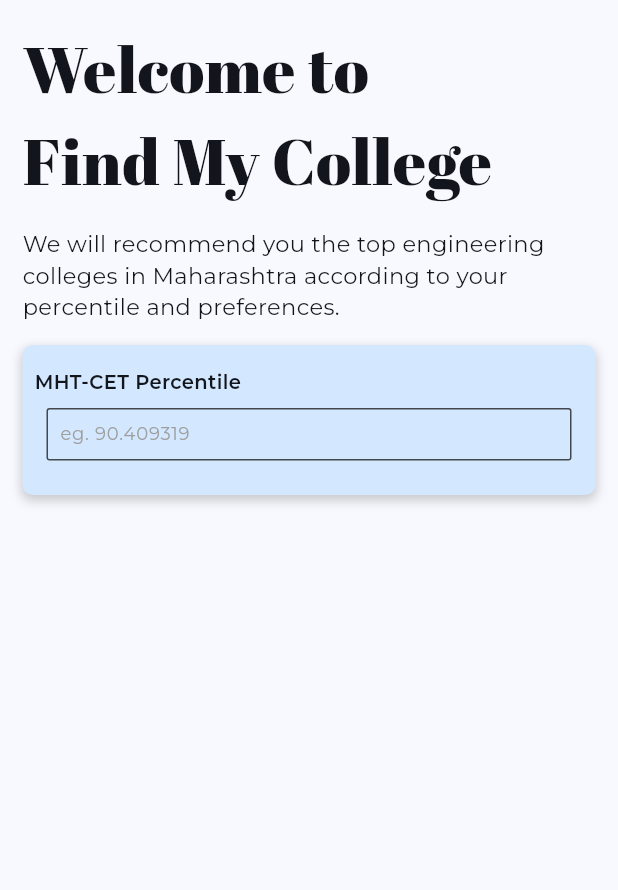
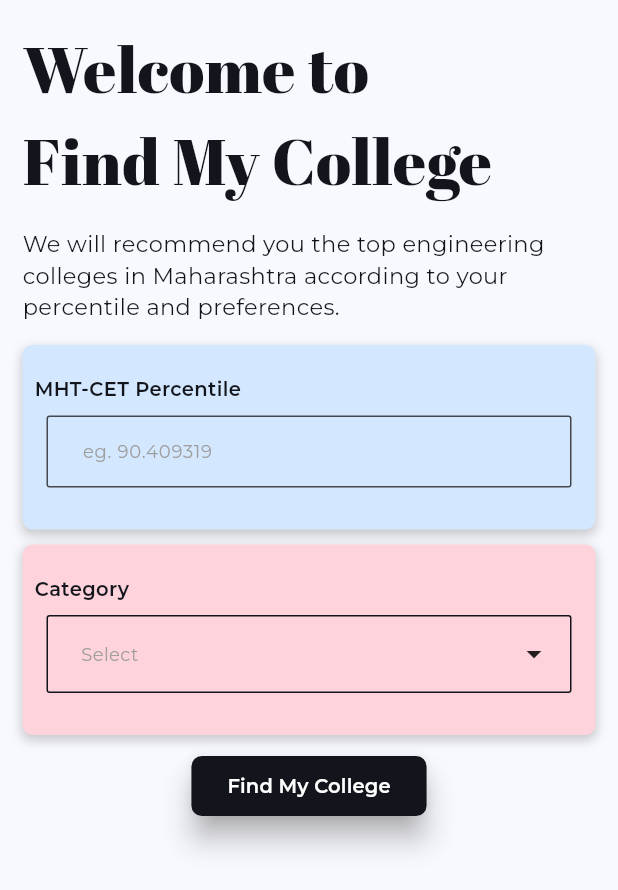
Before and after one commit to mridularaul/Find-My-College, a Flutter app: the screen it shows after launch, on a phone screen of 412 x 824 dp. Shown: the top 890 px of the screen. Run offline on Flutter 3.47's test engine with Material 3 defaults, Android fonts, the phone set to English and light mode, and no system bars; drawn by our look-alikes of multi_dropdown.

Commit message:
dropdown added

```diff
--- a/lib/constants.dart
+++ b/lib/constants.dart
@@ -22,7 +22,7 @@ const kTextFieldDecoration = InputDecoration(
   fillColor: Colors.transparent,
   contentPadding: EdgeInsets.symmetric(vertical: 5.0, horizontal: 5.0),
   border: OutlineInputBorder(
-    borderSide: BorderSide(color: darkBlue, width: 2.0),
+    borderSide: BorderSide(color: fontColor, width: 2.0),
     borderRadius: BorderRadius.all(Radius.circular(2.0)),
   ),
   focusedBorder: OutlineInputBorder(
@@ -33,7 +33,7 @@ const kTextFieldDecoration = InputDecoration(
 
 Widget boxWidget(Color color, Widget child) {
   return Container(
-    height: 100,
+    //height: 100,
     width: double.infinity,
     decoration: BoxDecoration(
       color: color,
@@ -46,7 +46,7 @@ Widget boxWidget(Color color, Widget child) {
       ],
     ),
     child: Padding(
-      padding: const EdgeInsets.all(8.0),
+      padding: const EdgeInsets.fromLTRB(8, 20, 8, 20),
       child: child,
     ),
   );
--- a/lib/pages/page1.dart
+++ b/lib/pages/page1.dart
@@ -1,6 +1,15 @@
 import 'package:find_my_college/constants.dart';
 import 'package:flutter/material.dart';
+import 'package:multi_dropdown/enum/app_enums.dart';
+import 'package:multi_dropdown/models/chip_config.dart';
+import 'package:multi_dropdown/models/value_item.dart';
+import 'package:multi_dropdown/multiselect_dropdown.dart';
+
 class inputScreen extends StatelessWidget{
+  final formkey = GlobalKey<FormState>();
+  late double percentile;
+  final MultiSelectController _categoryCont = MultiSelectController();
+
   @override
   Widget build(BuildContext context) {
     return SafeArea(
@@ -17,32 +26,101 @@ class inputScreen extends StatelessWidget{
               SizedBox(height: 15,),
               Expanded(
                 child: SingleChildScrollView(
+                  child: Form(
+                    key: formkey,
                     child: Column(
                       children: [
                         boxWidget(
                           lblue,
-                        Column(
+                          Expanded(
+                            child: Column(
                               mainAxisAlignment: MainAxisAlignment.center,
                               crossAxisAlignment: CrossAxisAlignment.start,
                               children: [
                                 Text("MHT-CET Percentile",style: kboldText,),
                                 Padding(
                                   padding: const EdgeInsets.all(8.0),
-                              child: SizedBox(
-                                height: 35,
                                   child: TextFormField(
-                                  decoration: kTextFieldDecoration.copyWith(hintText: 'eg. 90.409319'),
+                                    onChanged: (value)=>percentile = double.parse(value),
+                                    decoration: kTextFieldDecoration.copyWith(hintText: 'eg. 90.409319',
+                                         contentPadding: EdgeInsets.fromLTRB(20, 15, 20, 0),
+                                        // isDense : true,
+                                    ),
                                     style: kText.copyWith(fontSize: 12),
-
-                                ),
+                                    keyboardType: TextInputType.numberWithOptions(decimal: true),
+                                    validator: (value){
+                                      if(value == null || value.isEmpty || value == ','||value == '.'|| double.parse(value)>100.0 || double.parse(value)<0.0){
+                                        return 'Please enter valid percentile';
+                                      }
+                                      return null;
+                                    },
                                   ),
                                 ),
                               ],
                             ),
                           ),
+                        ),
                         SizedBox(height: 10,),
-
+                        boxWidget(
+                            lpink,
+                          Expanded(
+                            child: Column(
+                              mainAxisAlignment: MainAxisAlignment.center,
+                              crossAxisAlignment: CrossAxisAlignment.start,
+                              children: [
+                                Text("Category",style: kboldText,),
+                                Padding(
+                                  padding: const EdgeInsets.all(8.0),
+                                  child: MultiSelectDropDown(
+                                    controller: _categoryCont,
+                                    onOptionSelected: (List<ValueItem> selectedOptions) {},
+                                    options: const <ValueItem>[
+                                      ValueItem(label: 'Option 1', value: '1'),
+                                      ValueItem(label: 'Option 2', value: '2'),
+                                      ValueItem(label: 'Option 3', value: '3'),
+                                      ValueItem(label: 'Option 4', value: '4'),
+                                      ValueItem(label: 'Option 5', value: '5'),
+                                      ValueItem(label: 'Option 6', value: '6'),
                                     ],
+                                    selectionType: SelectionType.single,
+                                    chipConfig: const ChipConfig(wrapType: WrapType.wrap),
+                                    dropdownHeight: 250,
+                                    optionTextStyle: kText.copyWith(fontSize: 13),
+                                    selectedOptionIcon: const Icon(Icons.check_circle,color: Colors.black,),
+                                    fieldBackgroundColor: Colors.transparent,
+                                    borderColor: fontColor,
+                                    borderWidth: 1,
+                                    borderRadius: 2,
+                                    singleSelectItemStyle: kText.copyWith(fontSize: 12),
+                                    dropdownBackgroundColor: lpink,
+                                    optionsBackgroundColor: Colors.transparent,
+                                    selectedOptionBackgroundColor: darkPink,
+                                    hintStyle: kText.copyWith(fontSize: 12,color: Colors.grey),
+                                    focusedBorderColor: darkPink,
+                                    focusedBorderWidth: 1.5,
+                                  ),
+                                ),
+                              ],
+                            ),
+                          ),
+                        ),
+                        SizedBox(height: 10,),
+                        ElevatedButton(
+                            onPressed: (){
+                              if(formkey.currentState!.validate()){
+                                print("pressed enter");
+                              }
+                            },
+                            child: Text("Find My College",style: kboldText.copyWith(color: Colors.white),),
+                            style: ElevatedButton.styleFrom(
+                                backgroundColor: fontColor,
+                                shape: RoundedRectangleBorder(borderRadius: BorderRadius.circular(7)),
+                                elevation: 8,
+                                shadowColor: Colors.grey
+                            ),
+                        ),
+                      ],
+                    ),
                   ),
                 ),
               )
--- a/pubspec.yaml
+++ b/pubspec.yaml
@@ -35,6 +35,7 @@ dependencies:
   # The following adds the Cupertino Icons font to your application.
   # Use with the CupertinoIcons class for iOS style icons.
   cupertino_icons: ^1.0.2
+  multi_dropdown: ^2.1.4
 
 dev_dependencies:
   flutter_test:
```
Also changed, not shown: pubspec.lock. Lines whose indentation alone changed are shown as unchanged.
